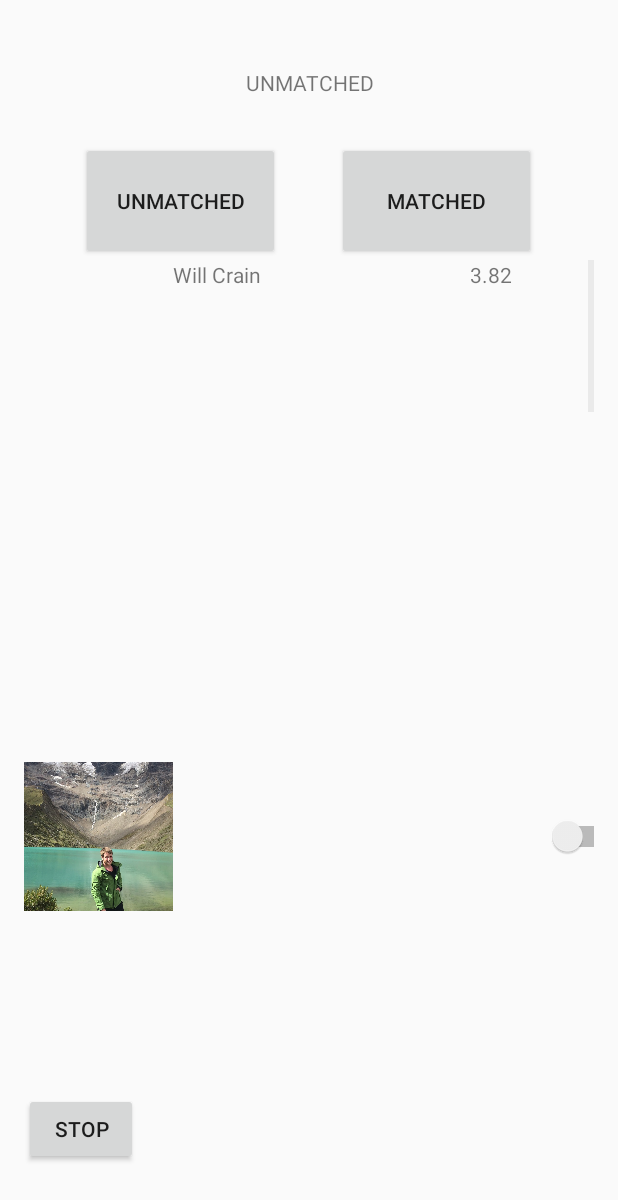
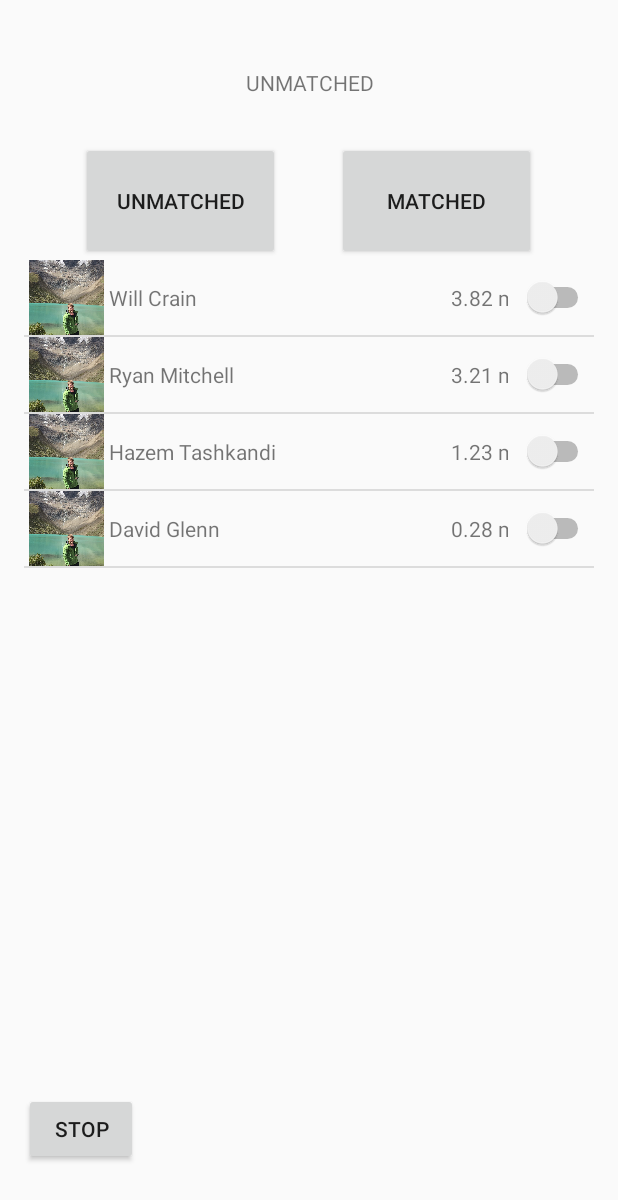
Before and after one commit to wmcrain/MemesForFriends, an Android app: the MeetupSearchActivity screen opened directly, with no data from a screen before it, on a phone screen of 412 x 824 dp. Shown: the top 1200 px of the screen. Run offline under Robolectric (Android 15) with nearby library versions, the phone set to English and light mode, and no system bars.

Commit message:
Match entry layout fixed, adding "mi" to distance when matched.

```diff
--- a/app/app/src/main/java/com/dhrw/sitwithus/MeetupSearchActivity.java
+++ b/app/app/src/main/java/com/dhrw/sitwithus/MeetupSearchActivity.java
@@ -58,10 +58,10 @@ public class MeetupSearchActivity extends Activity {
             }
 
             TextView GPS = (TextView) view.findViewById(R.id.distanceMatchEntry);
-            String q = String.valueOf(profile.GPS);
+            String q = String.valueOf(profile.GPS)+" mi";
             GPS.setText(q);
 
-         /*   name.setOnClickListener(new View.OnClickListener() {
+           name.setOnClickListener(new View.OnClickListener() {
                 @Override
                 public void onClick(View view) {
                     Intent viewProfile = new Intent(MeetupSearchActivity.this,
@@ -69,7 +69,7 @@ public class MeetupSearchActivity extends Activity {
                     viewProfile.putExtra(Keys.USERNAME, profile.username);
                     startActivity(viewProfile);
                 }
-            });*/
+            });
 
           Switch toggleMatched = (Switch) view.findViewById(R.id.toggleMatchEntry);
             toggleMatched.setOnCheckedChangeListener(new CompoundButton.OnCheckedChangeListener() {
--- a/app/app/src/main/res/layout/view_match_entry.xml
+++ b/app/app/src/main/res/layout/view_match_entry.xml
@@ -1,37 +1,40 @@
 <LinearLayout xmlns:android="http://schemas.android.com/apk/res/android"
-    android:layout_width="match_parent" android:layout_height="50dp"
-    android:orientation="horizontal"  android:weightSum="1">
+    xmlns:app="http://schemas.android.com/apk/res-auto"
+    xmlns:tools="http://schemas.android.com/tools"
+    android:id="@+id/friend_entry_layout"
+    android:layout_width="match_parent"
+    android:layout_height="match_parent"
+    android:weightSum="1">
 
     <ImageView
         android:id="@+id/match_entry_picture"
-            android:layout_width="50dp"
-            android:layout_height="match_parent"
+        android:layout_width="0dp"
+        android:layout_height="50dp"
         android:layout_weight=".15"
-            android:gravity="center"
-            android:src="@mipmap/david" />
+        android:gravity="center"/>
 
     <TextView
         android:id="@+id/profileMatchEntry"
         android:layout_width="0dp"
-            android:layout_height="match_parent"
+        android:layout_height="50dp"
         android:layout_weight=".6"
+        android:clickable="true"
         android:ems="10"
-            android:inputType="textPersonName"
-            android:clickable="true"
-            android:focusable="false"/>
+        android:focusable="false"
+        android:inputType="textPersonName" />
 
     <TextView
         android:id="@+id/distanceMatchEntry"
         android:layout_width="0dp"
-            android:layout_height="match_parent"
-            android:layout_weight=".15"
+        android:layout_height="50dp"
+        android:layout_weight=".1"
         android:ems="10"
         android:inputType="text" />
 
     <Switch
         android:id="@+id/toggleMatchEntry"
         android:layout_width="0dp"
-            android:layout_height="match_parent"
+        android:layout_height="50dp"
         android:layout_weight=".15"
-            android:text="" />
+        android:text=""/>
 </LinearLayout>
```
Lines whose indentation alone changed are shown as unchanged.
